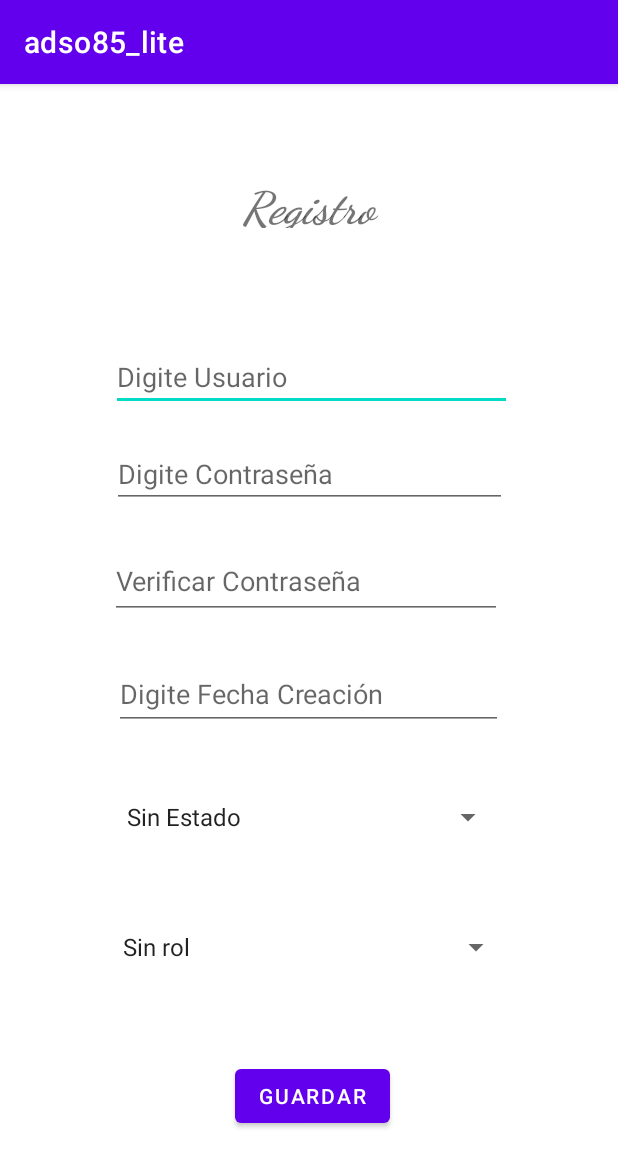
After one commit to arbonaisrael/adso85, an Android app: the RegistroUsuario screen opened directly, with no data from a screen before it, on a phone screen of 412 x 824 dp. The commit adds this screen. Shown: the top 1167 px of the screen. Run offline under Robolectric (Android 15) with nearby library versions, the phone set to English and light mode, and no system bars.

Commit message:
sesion sincronica 01 de noviembre del 2022

```diff
--- a/android_estudio/adso85_lite/app/src/main/AndroidManifest.xml
+++ b/android_estudio/adso85_lite/app/src/main/AndroidManifest.xml
@@ -9,7 +9,8 @@
         android:roundIcon="@mipmap/ic_launcher_round"
         android:supportsRtl="true"
         android:theme="@style/Theme.Adso85_lite">
-        <activity android:name=".Login"></activity>
+        <activity android:name=".RegistroUsuario"></activity>
+        <activity android:name=".Login" />
         <activity android:name=".MainActivity">
             <intent-filter>
                 <action android:name="android.intent.action.MAIN" />
--- a/android_estudio/adso85_lite/app/src/main/java/com/sena/adso85_lite/Login.java
+++ b/android_estudio/adso85_lite/app/src/main/java/com/sena/adso85_lite/Login.java
@@ -2,6 +2,7 @@ package com.sena.adso85_lite;
 
 import androidx.appcompat.app.AppCompatActivity;
 
+import android.content.Intent;
 import android.os.Bundle;
 import android.text.TextUtils;
 import android.view.View;
@@ -72,4 +73,8 @@ public class Login extends AppCompatActivity {
     }
 
 
+    public void btnRegistroUsuario(View view) {
+        Intent ir = new Intent(this,RegistroUsuario.class);
+        startActivity(ir);
+    }
 }
--- /dev/null
+++ b/android_estudio/adso85_lite/app/src/main/java/com/sena/adso85_lite/RegistroUsuario.java
@@ -0,0 +1,135 @@
+package com.sena.adso85_lite;
+
+import androidx.appcompat.app.AppCompatActivity;
+
+import android.app.DatePickerDialog;
+import android.os.Bundle;
+import android.text.InputType;
+import android.text.TextUtils;
+import android.view.View;
+import android.widget.DatePicker;
+import android.widget.EditText;
+import android.widget.Spinner;
+import android.widget.Toast;
+
+import com.sena.adso85_lite.controladores.CtrlUsuario;
+
+import java.text.SimpleDateFormat;
+import java.util.Calendar;
+import java.util.List;
+
+public class RegistroUsuario extends AppCompatActivity {
+
+    private EditText eUsu,eCon,eConV,eFec;
+    private Spinner sEst,sRol;
+
+    private DatePickerDialog mFecSave;
+    private SimpleDateFormat dateFormat;
+
+    @Override
+    protected void onCreate(Bundle savedInstanceState) {
+        super.onCreate(savedInstanceState);
+        setContentView(R.layout.registro_usuario);
+
+        iniVariables();
+
+    }
+
+    public void iniVariables(){
+        eUsu = (EditText) findViewById(R.id.reusuario);
+        eCon = (EditText) findViewById(R.id.recontrasena);
+        eConV = (EditText) findViewById(R.id.recontrasenav);
+
+        eFec = (EditText) findViewById(R.id.refeccreacion);
+        eFec.setInputType(InputType.TYPE_NULL);
+
+        sEst = (Spinner) findViewById(R.id.rsestado);
+        sRol = (Spinner) findViewById(R.id.rsrol);
+
+        dateFormat = new SimpleDateFormat("yyyy-MM-dd");
+
+        eFec.setOnClickListener(new View.OnClickListener() {
+            @Override
+            public void onClick(View v) {
+                Calendar miCalendar = Calendar.getInstance();
+
+                mFecSave = new DatePickerDialog(RegistroUsuario.this,
+                        new DatePickerDialog.OnDateSetListener() {
+                    @Override
+                    public void onDateSet(DatePicker view, int anho, int mes, int dia) {
+                        Calendar mifecha = Calendar.getInstance();
+                        mifecha.set(anho,mes,dia);
+                        eFec.setText(dateFormat.format(mifecha.getTime()));
+
+                    }
+                },miCalendar.get(Calendar.YEAR),
+                        miCalendar.get(Calendar.MONTH),
+                        miCalendar.get(Calendar.DAY_OF_MONTH));
+                mFecSave.show();
+            }
+        });
+
+    }
+
+
+    public void validarUsuario(){
+        eUsu.setError(null);
+        eCon.setError(null);
+        eConV.setError(null);
+
+        String vUsu = eUsu.getText().toString();
+        String vCon = eCon.getText().toString();
+        String vConV = eConV.getText().toString();
+
+        boolean cancelar = false;
+        View focusView = null;
+
+        if (TextUtils.isEmpty(vUsu)){
+            eUsu.setError("El usuario no es valido!");
+            focusView = eUsu;
+            cancelar = true;
+        }
+
+        if (TextUtils.isEmpty(vCon)){
+            eCon.setError("La contraseña no es valida!");
+            focusView = eCon;
+            cancelar = true;
+        }
+
+        if (TextUtils.isEmpty(vConV)){
+            eConV.setError("La contraseña Verificación no es valida!");
+            focusView = eConV;
+            cancelar = true;
+        }
+
+        if (!vCon.equals(vConV)){
+            eConV.setError("La contraseña no es igual");
+            focusView = eConV;
+            cancelar = true;
+        }
+
+
+
+        if (cancelar){
+            focusView.requestFocus();
+        } else {
+            Dbsqlite db = new Dbsqlite(this,null,null,1);
+
+            CtrlUsuario ctrlUsuario = new CtrlUsuario(
+                    vUsu,
+                    vCon,
+                    eFec.getText().toString(),
+                    sEst.getSelectedItemPosition(),
+                    sRol.getSelectedItemPosition()
+            );
+
+            db.insertUsuario(ctrlUsuario);
+
+            Toast.makeText(this, "Usuario Registrado Exitosamente!", Toast.LENGTH_SHORT).show();
+        }
+    }
+
+    public void rbguardarusu(View view) {
+        validarUsuario();
+    }
+}
--- a/android_estudio/adso85_lite/app/src/main/res/layout/login.xml
+++ b/android_estudio/adso85_lite/app/src/main/res/layout/login.xml
@@ -100,6 +100,7 @@
         android:textAlignment = "center"
         android:textSize="10sp"
         android:textStyle= "bold"
+        android:onClick="btnRegistroUsuario"
 
         app:layout_constraintBottom_toBottomOf="parent"
         app:layout_constraintEnd_toEndOf="parent"
--- /dev/null
+++ b/android_estudio/adso85_lite/app/src/main/res/layout/registro_usuario.xml
@@ -0,0 +1,123 @@
+<?xml version="1.0" encoding="utf-8"?>
+<androidx.constraintlayout.widget.ConstraintLayout xmlns:android="http://schemas.android.com/apk/res/android"
+    xmlns:app="http://schemas.android.com/apk/res-auto"
+    xmlns:tools="http://schemas.android.com/tools"
+    android:layout_width="match_parent"
+    android:layout_height="match_parent"
+    tools:context=".RegistroUsuario">
+
+    <TextView
+        android:id="@+id/textView"
+        android:layout_width="98dp"
+        android:layout_height="32dp"
+        android:fontFamily="cursive"
+        android:text="@string/txtRegistroUsuario"
+        android:textAlignment="center"
+        android:textSize="30sp"
+
+        android:textStyle="bold|italic"
+        app:layout_constraintBottom_toBottomOf="parent"
+        app:layout_constraintEnd_toEndOf="parent"
+        app:layout_constraintHorizontal_bias="0.498"
+        app:layout_constraintStart_toStartOf="parent"
+        app:layout_constraintTop_toTopOf="parent"
+        app:layout_constraintVertical_bias="0.087" />
+
+    <EditText
+        android:id="@+id/reusuario"
+        android:layout_width="267dp"
+        android:layout_height="42dp"
+        android:ems="10"
+        android:hint="Digite Usuario"
+        android:inputType="textPersonName"
+        app:layout_constraintBottom_toBottomOf="parent"
+        app:layout_constraintEnd_toEndOf="parent"
+        app:layout_constraintHorizontal_bias="0.513"
+        app:layout_constraintStart_toStartOf="parent"
+        app:layout_constraintTop_toBottomOf="@+id/textView"
+        app:layout_constraintVertical_bias="0.127" />
+
+    <EditText
+        android:id="@+id/recontrasena"
+        android:layout_width="263dp"
+        android:layout_height="45dp"
+        android:ems="10"
+        android:hint="Digite Contraseña"
+        android:inputType="textPassword"
+        app:layout_constraintBottom_toBottomOf="parent"
+        app:layout_constraintEnd_toEndOf="parent"
+        app:layout_constraintStart_toStartOf="parent"
+        app:layout_constraintTop_toBottomOf="@+id/reusuario"
+        app:layout_constraintVertical_bias="0.038" />
+
+
+    <EditText
+        android:id="@+id/recontrasenav"
+        android:layout_width="261dp"
+        android:layout_height="50dp"
+        android:layout_marginTop="24dp"
+        android:ems="10"
+        android:hint="Verificar Contraseña"
+        android:inputType="textPassword"
+        app:layout_constraintBottom_toBottomOf="parent"
+        app:layout_constraintEnd_toEndOf="parent"
+        app:layout_constraintHorizontal_bias="0.486"
+        app:layout_constraintStart_toStartOf="parent"
+        app:layout_constraintTop_toBottomOf="@+id/recontrasena"
+        app:layout_constraintVertical_bias="0.0" />
+
+    <EditText
+        android:id="@+id/refeccreacion"
+        android:layout_width="259dp"
+        android:layout_height="47dp"
+        android:ems="10"
+        android:hint="Digite Fecha Creación"
+        android:inputType="date"
+        app:layout_constraintBottom_toBottomOf="parent"
+        app:layout_constraintEnd_toEndOf="parent"
+        app:layout_constraintHorizontal_bias="0.496"
+        app:layout_constraintStart_toStartOf="parent"
+        app:layout_constraintTop_toBottomOf="@+id/recontrasenav"
+        app:layout_constraintVertical_bias="0.074" />
+
+
+    <Spinner
+        android:id="@+id/rsestado"
+        android:layout_width="259dp"
+        android:layout_height="52dp"
+        android:entries="@array/rs_estado"
+        app:layout_constraintBottom_toBottomOf="parent"
+        app:layout_constraintEnd_toEndOf="parent"
+        app:layout_constraintStart_toStartOf="parent"
+        app:layout_constraintTop_toBottomOf="@+id/refeccreacion"
+        app:layout_constraintVertical_bias="0.111" />
+
+
+    <Spinner
+        android:id="@+id/rsrol"
+        android:layout_width="267dp"
+        android:layout_height="48dp"
+        android:layout_marginBottom="112dp"
+        android:entries="@array/rs_rol"
+        app:layout_constraintBottom_toBottomOf="parent"
+        app:layout_constraintEnd_toEndOf="parent"
+        app:layout_constraintHorizontal_bias="0.513"
+        app:layout_constraintStart_toStartOf="parent"
+        app:layout_constraintTop_toBottomOf="@+id/rsestado"
+        app:layout_constraintVertical_bias="0.394" />
+
+
+    <Button
+        android:id="@+id/rbguardar"
+        android:layout_width="wrap_content"
+        android:layout_height="wrap_content"
+        android:text="Guardar"
+        android:onClick="rbguardarusu"
+        app:layout_constraintBottom_toBottomOf="parent"
+        app:layout_constraintEnd_toEndOf="parent"
+        app:layout_constraintHorizontal_bias="0.508"
+        app:layout_constraintStart_toStartOf="parent"
+        app:layout_constraintTop_toTopOf="parent"
+        app:layout_constraintVertical_bias="0.904" />
+
+</androidx.constraintlayout.widget.ConstraintLayout>
--- a/android_estudio/adso85_lite/app/src/main/res/values/strings.xml
+++ b/android_estudio/adso85_lite/app/src/main/res/values/strings.xml
@@ -2,7 +2,6 @@
     <string name="app_name">adso85_lite</string>
 
     <string name="main_b">Bienvenida</string>
-
 
 
     <!-- String actividad login -->
@@ -15,4 +14,35 @@
     <string name="btnLogiar">Iniciar Sesión</string>
     <string name="txtRegistro">Crear Usuario!</string>
 
+
+    <!-- String actividad registro_usuario -->
+
+    <string name="txtRegistroUsuario">Registro</string>
+
+    <string-array name="rs_estado">
+        <item>
+            Sin Estado
+        </item>
+        <item>
+            Activo
+        </item>
+        <item>
+            Inactivo
+        </item>
+    </string-array>
+
+    <string-array name="rs_rol">
+        <item>
+            Sin rol
+        </item>
+        <item>
+            Administrador
+        </item>
+        <item>
+            Usuario
+        </item>
+    </string-array>
+
+
+
 </resources>
```
Also changed, not shown: android_estudio/adso85_lite/app/src/main/java/com/sena/adso85_lite/Dbsqlite.java (+14 -0 lines).
